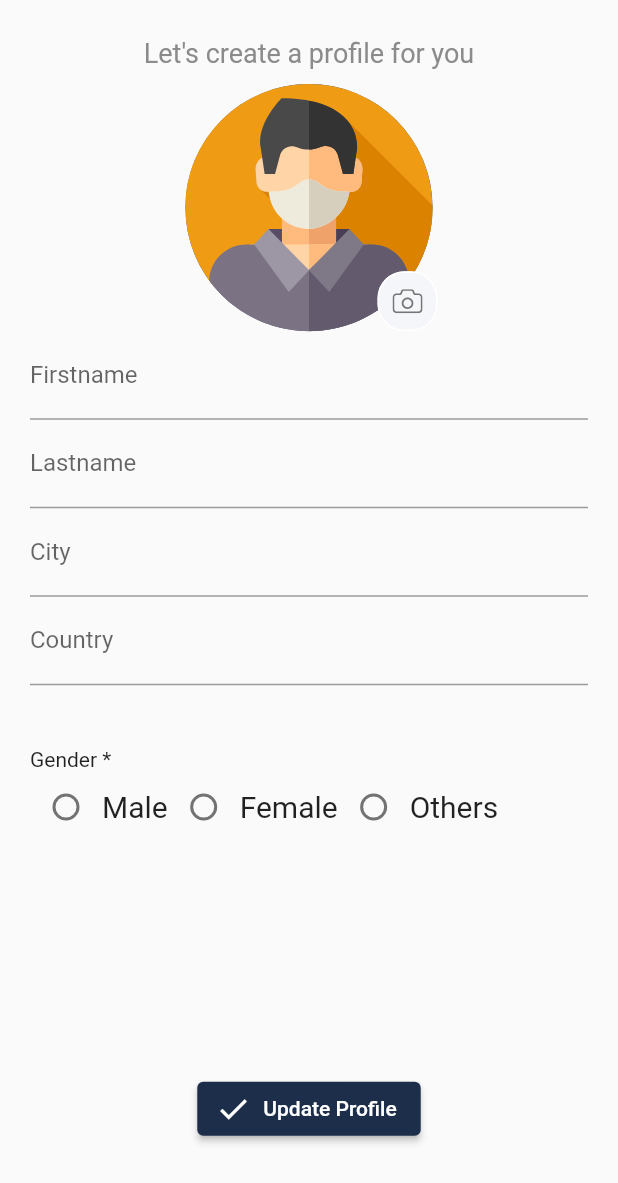
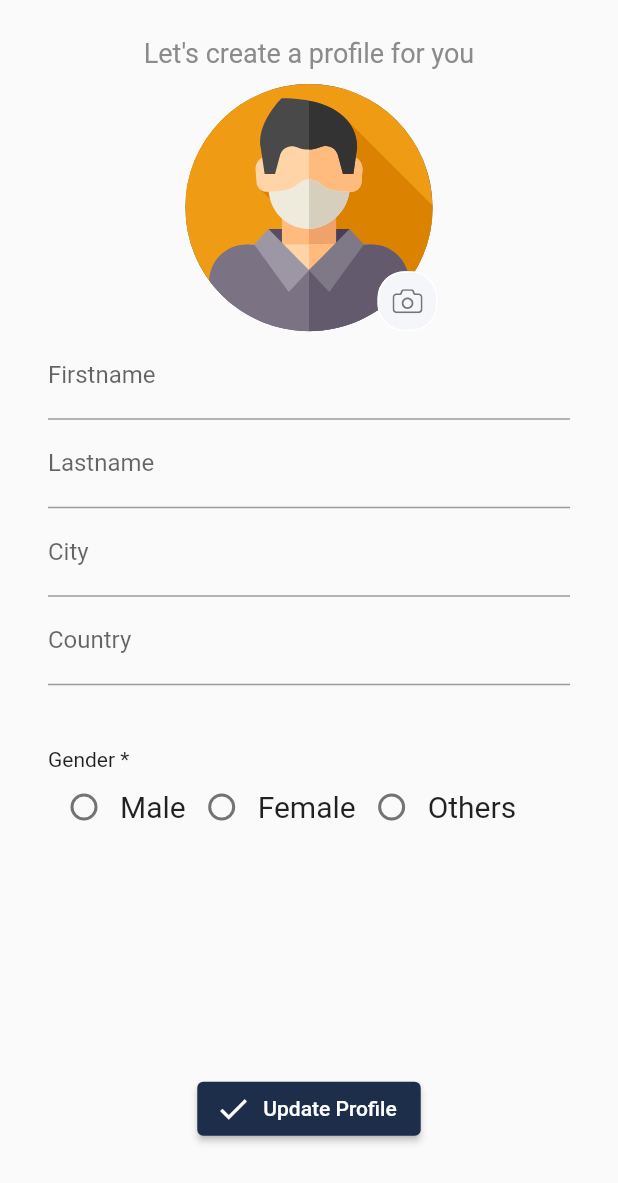
Before and after one commit to sagarpaudell/odyssey, a Flutter app: the screen it shows after launch, on a phone screen of 412 x 824 dp. Shown: the top 1183 px of the screen. Run offline on Flutter 3.47's test engine with Material 2 defaults, Android fonts, the phone set to English and light mode, and no system bars; our stand-ins replace flutter_svg, font_awesome_flutter, image_picker; missing offline and left inert: image_picker_for_web.

```diff
--- a/odyssey/lib/pages/edit_profile_page.dart
+++ b/odyssey/lib/pages/edit_profile_page.dart
@@ -137,7 +137,7 @@ class _EditProfilePageState extends State<EditProfilePage> {
       body: Container(
         margin: EdgeInsets.all(10),
         width: double.infinity,
-        padding: EdgeInsets.symmetric(vertical: 15, horizontal: 10),
+        padding: EdgeInsets.symmetric(vertical: 15, horizontal: 22),
         height: deviceSize.height,
         child: SingleChildScrollView(
           child: Column(
```
